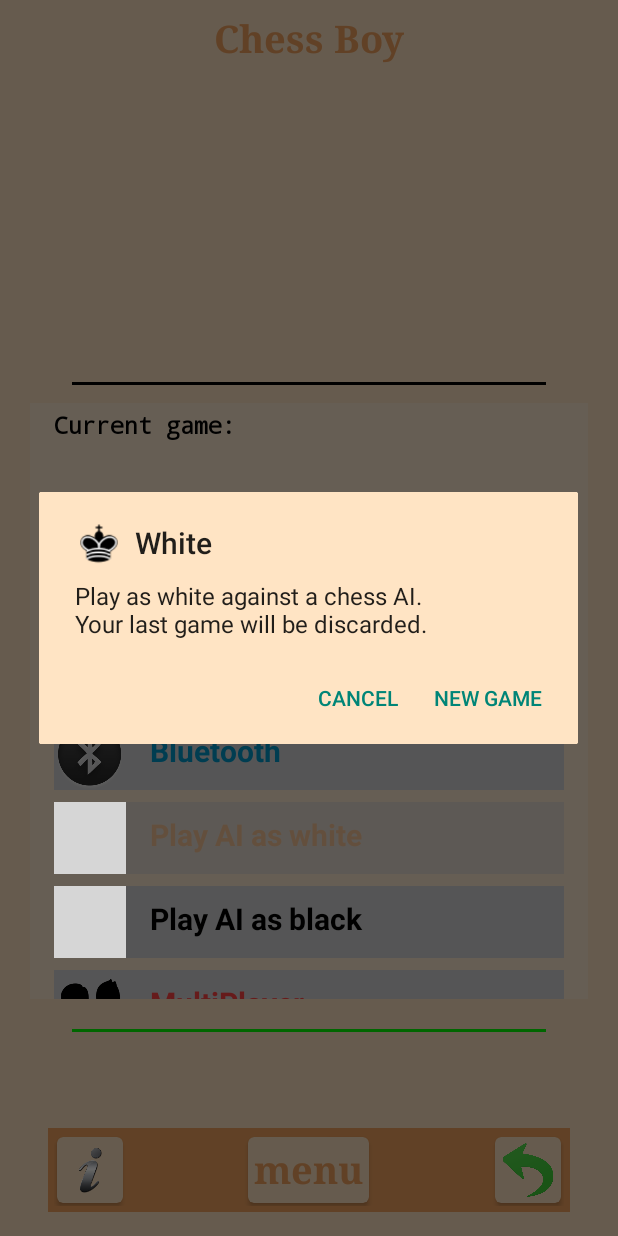
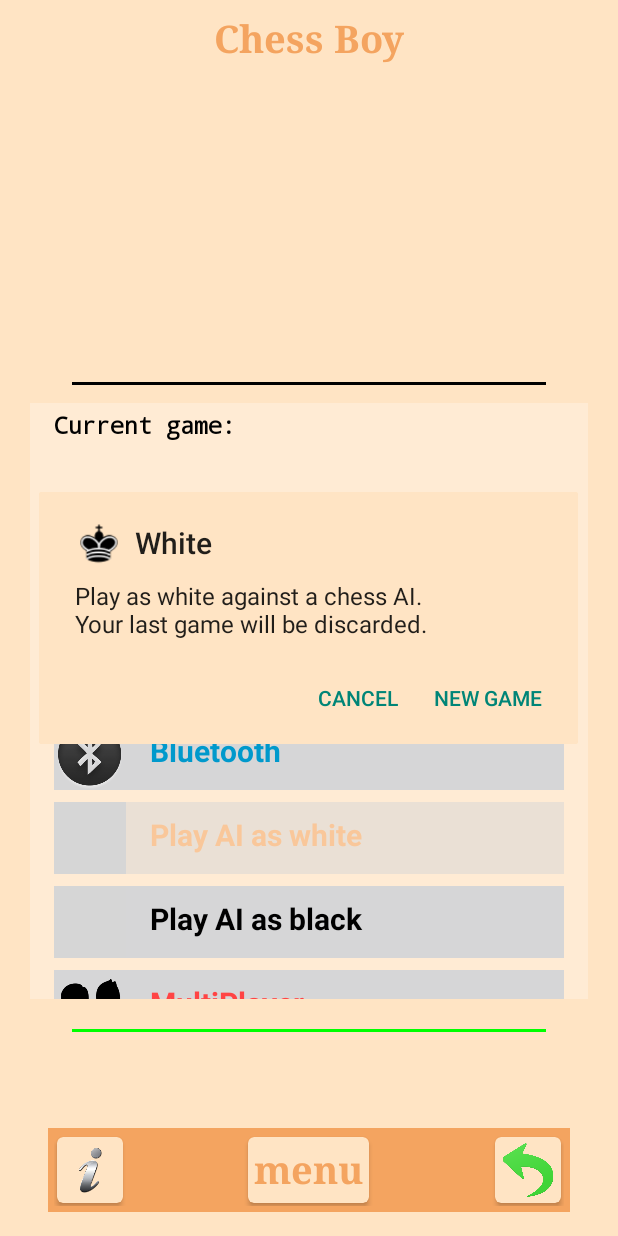
Before and after one commit to nwagu/chess-boy, an Android app: the screen it shows after launch (PlayActivity), after a tap on "Play AI as white", on a phone screen of 412 x 824 dp. Run offline under Robolectric (Android 15) with nearby library versions, the phone set to English and light mode, and no system bars; 39 statements that could not run were skipped; 3 other taps on this screen came first; grey boxes are pictures that could not be loaded.

Commit message:
customize dialog, other ui updates

```diff
--- a/app/src/main/java/com/nwagu/android/chessboy/PlayActivity.java
+++ b/app/src/main/java/com/nwagu/android/chessboy/PlayActivity.java
@@ -90,7 +90,7 @@ public class PlayActivity extends AppCompatActivity {
     @Override
     public void onCreate(Bundle savedInstanceState) {
         super.onCreate(savedInstanceState);
-        try {Thread.sleep(1000);} catch (InterruptedException e) {} //give time for user to enjoy splash screen:)
+        try {Thread.sleep(1000);} catch (InterruptedException ignored) {} //give time for user to enjoy splash screen:)
         setTheme(R.style.MyTheme);
         setContentView(R.layout.activity_play);
 
@@ -155,9 +155,6 @@ public class PlayActivity extends AppCompatActivity {
         //-------Bluetooth prelims---------
         mBluetoothAdapter = BluetoothAdapter.getDefaultAdapter();
 
-        renderBoard();
-        heyJude();
-
         Display display = getWindowManager().getDefaultDisplay();
         Point size = new Point();
         display.getSize(size);
@@ -166,6 +163,9 @@ public class PlayActivity extends AppCompatActivity {
 
         settingsPanel.requestLayout();
         settingsPanel.getLayoutParams().height = widthOfScreen - 10; // -8 because of the margin to allow for
+
+        renderBoard();
+        heyJude();
 
     }
 
@@ -896,7 +896,6 @@ public class PlayActivity extends AppCompatActivity {
 
         for(int i = game.movesHistory.size() - 1; i >= 0; i--) {
             String capturedPiece = game.movesHistory.get(i)[1];
-
             int capturedPieceInt;
 
             if(capturedPiece.length() < 3) capturedPieceInt = Integer.parseInt(capturedPiece);
@@ -919,6 +918,7 @@ public class PlayActivity extends AppCompatActivity {
 
                 if ((game.localWhite && capturedPieceInt > 50) || (!game.localWhite && capturedPieceInt < 50)) {
                     judeCaptivesCage.addView(captiveCell);
+                    Log.e("FATAL", "im in");
                 } else {
                     myCaptivesCage.addView(captiveCell);
                 }
--- a/app/src/main/res/values/styles.xml
+++ b/app/src/main/res/values/styles.xml
@@ -12,5 +12,10 @@
 
     <style name="MyDialogTheme" parent="Theme.AppCompat.Light.Dialog.Alert">
         <item name="android:background">@color/colorPrimary</item>
+        <item name="android:windowIsTranslucent">true</item>
+        <item name="android:colorBackgroundCacheHint">@null</item>
+        <item name="android:windowIsFloating">true</item>
+        <item name="android:backgroundDimEnabled">false</item>
+        <item name="android:windowContentOverlay">@null</item>
     </style>
 </resources>
```
